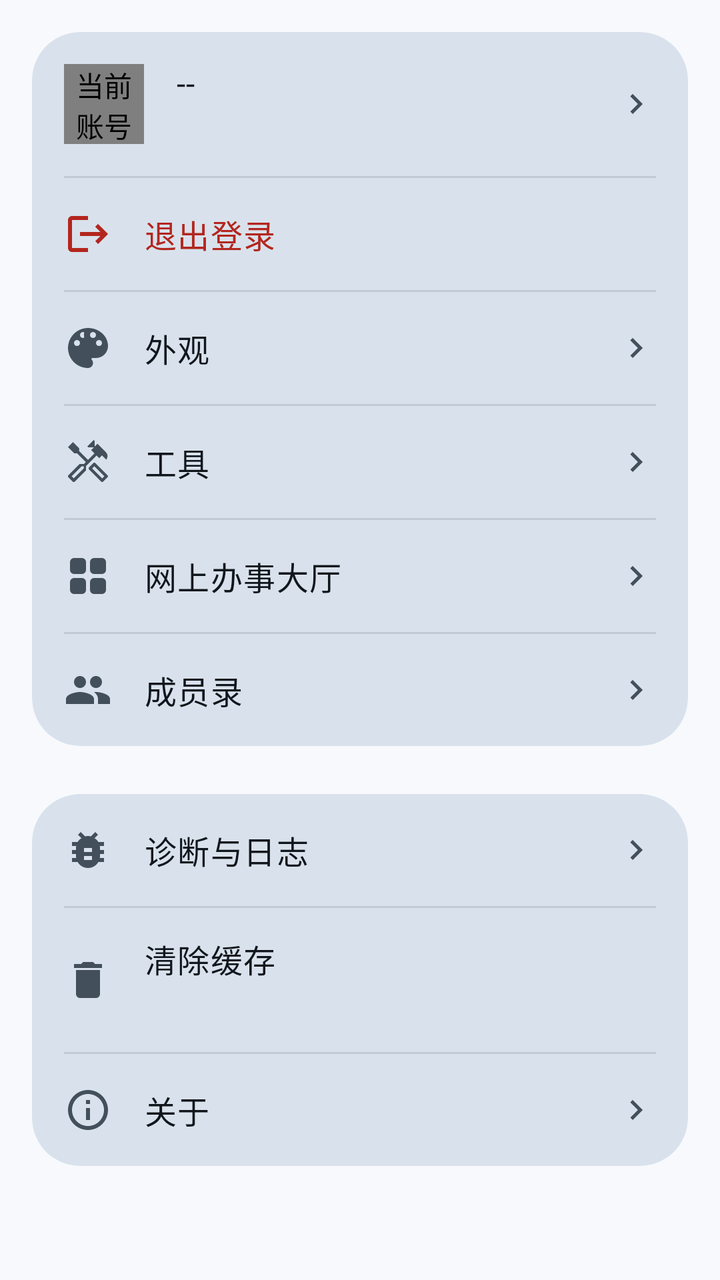
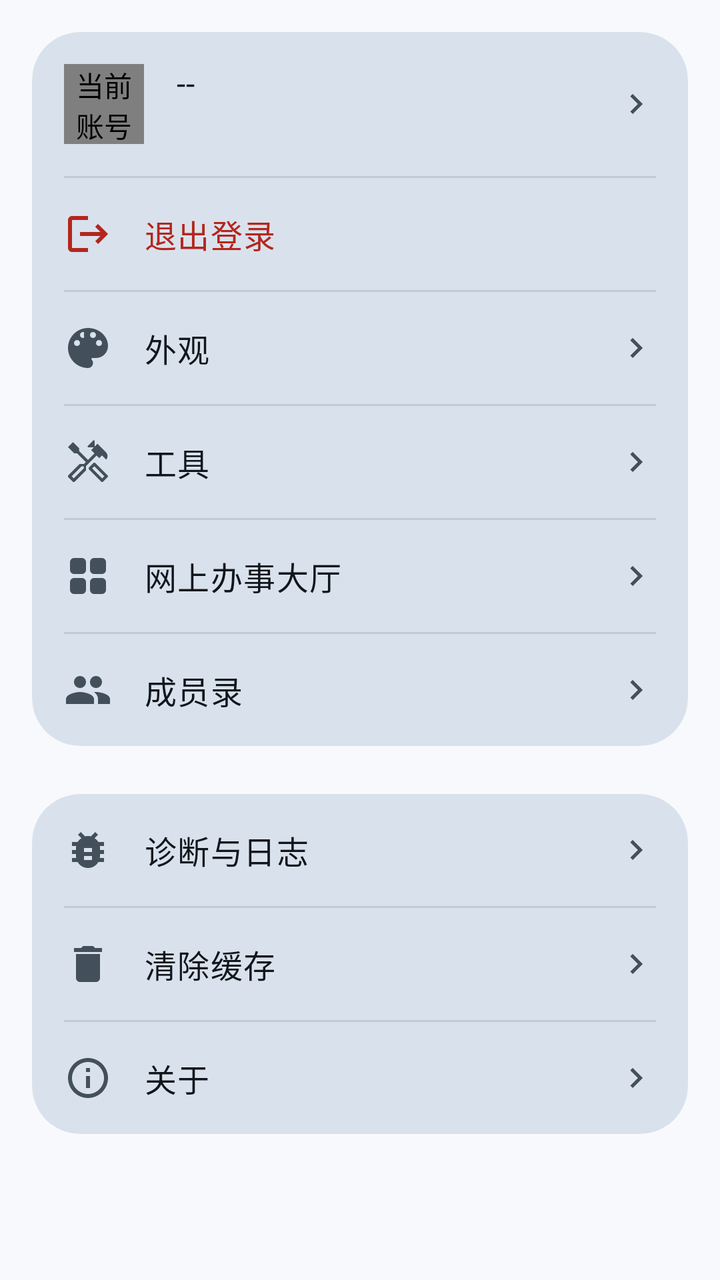

An Android layout rendered at two revisions. The XML below is the earlier revision; the diff shows what the commit changed to produce the second picture.
<!-- AndroidManifest.xml: application theme Theme.LanhangLite -->
<!-- res/layout/fragment_settings.xml -->
<?xml version="1.0" encoding="utf-8"?>
<FrameLayout xmlns:android="http://schemas.android.com/apk/res/android"
    xmlns:app="http://schemas.android.com/apk/res-auto"
    android:layout_width="match_parent"
    android:layout_height="match_parent"
    android:background="?attr/colorSurface">

    <androidx.core.widget.NestedScrollView
        android:id="@+id/scrollDirectory"
        android:layout_width="match_parent"
        android:layout_height="match_parent"
        android:clipToPadding="false"
        android:fillViewport="true">

        <LinearLayout
            android:layout_width="match_parent"
            android:layout_height="wrap_content"
            android:orientation="vertical"
            android:paddingStart="@dimen/screen_padding_h"
            android:paddingTop="@dimen/screen_padding_h"
            android:paddingEnd="@dimen/screen_padding_h"
            android:paddingBottom="@dimen/content_padding_bottom">

            
            <com.google.android.material.card.MaterialCardView
                style="@style/Widget.Lanhang.Card.Large"
                android:layout_width="match_parent"
                android:layout_height="wrap_content">

                <LinearLayout
                    android:layout_width="match_parent"
                    android:layout_height="wrap_content"
                    android:orientation="vertical">

                    
                    <LinearLayout
                        android:id="@+id/rowAccount"
                        android:layout_width="match_parent"
                        android:layout_height="wrap_content"
                        android:background="?attr/selectableItemBackground"
                        android:clickable="true"
                        android:focusable="true"
                        android:gravity="center_vertical"
                        android:minHeight="@dimen/list_item_height_two_line"
                        android:orientation="horizontal"
                        android:paddingStart="@dimen/card_padding"
                        android:paddingTop="@dimen/space_sm"
                        android:paddingEnd="@dimen/card_padding"
                        android:paddingBottom="@dimen/space_sm">

                        
                        <com.lanhang.lite.ui.AvatarView
                            android:id="@+id/ivAccountAvatar"
                            android:layout_width="@dimen/avatar_settings"
                            android:layout_height="@dimen/avatar_settings"
                            android:contentDescription="@string/settings_account" />

                        <LinearLayout
                            android:layout_width="0dp"
                            android:layout_height="wrap_content"
                            android:layout_marginStart="@dimen/list_icon_gap"
                            android:layout_weight="1"
                            android:orientation="vertical">

                            <TextView
                                android:id="@+id/tvAccountName"
                                android:layout_width="match_parent"
                                android:layout_height="wrap_content"
                                android:ellipsize="end"
                                android:maxLines="1"
                                android:text="--"
                                android:textAppearance="@style/TextAppearance.Lanhang.BodyLarge"
                                android:textColor="?attr/colorOnSurface" />

                            <TextView
                                android:id="@+id/tvAccountMeta"
                                android:layout_width="match_parent"
                                android:layout_height="wrap_content"
                                android:layout_marginTop="@dimen/space_xxs"
                                android:ellipsize="end"
                                android:maxLines="1"
                                android:textAppearance="@style/TextAppearance.Lanhang.BodyMedium"
                                android:textColor="?attr/colorOnSurfaceVariant" />
                        </LinearLayout>

                        <ImageView
                            android:layout_width="@dimen/icon_md"
                            android:layout_height="@dimen/icon_md"
                            android:contentDescription="@null"
                            android:src="@drawable/ic_chevron_right"
                            app:tint="?attr/colorOnSurfaceVariant" />
                    </LinearLayout>

                    <View
                        android:layout_width="match_parent"
                        android:layout_height="@dimen/divider_thickness"
                        android:layout_marginStart="@dimen/card_padding"
                        android:layout_marginEnd="@dimen/card_padding"
                        android:background="?attr/colorOutlineVariant" />

                    
                    <LinearLayout
                        android:id="@+id/rowLogout"
                        android:layout_width="match_parent"
                        android:layout_height="wrap_content"
                        android:background="?attr/selectableItemBackground"
                        android:clickable="true"
                        android:focusable="true"
                        android:gravity="center_vertical"
                        android:minHeight="@dimen/list_item_height_single"
                        android:orientation="horizontal"
                        android:paddingStart="@dimen/card_padding"
                        android:paddingTop="@dimen/space_sm"
                        android:paddingEnd="@dimen/card_padding"
                        android:paddingBottom="@dimen/space_sm">

                        <ImageView
                            android:layout_width="@dimen/icon_lg"
                            android:layout_height="@dimen/icon_lg"
                            android:contentDescription="@null"
                            android:src="@drawable/ic_logout"
                            app:tint="?attr/colorError" />

                        <TextView
                            android:layout_width="0dp"
                            android:layout_height="wrap_content"
                            android:layout_marginStart="@dimen/list_icon_gap"
                            android:layout_weight="1"
                            android:text="@string/action_logout"
                            android:textAppearance="@style/TextAppearance.Lanhang.BodyLarge"
                            android:textColor="?attr/colorError" />
                    </LinearLayout>

                    <View
                        android:layout_width="match_parent"
                        android:layout_height="@dimen/divider_thickness"
                        android:layout_marginStart="@dimen/card_padding"
                        android:layout_marginEnd="@dimen/card_padding"
                        android:background="?attr/colorOutlineVariant" />

                    
                    <LinearLayout
                        android:id="@+id/rowAppearance"
                        android:layout_width="match_parent"
                        android:layout_height="wrap_content"
                        android:background="?attr/selectableItemBackground"
                        android:clickable="true"
                        android:focusable="true"
                        android:gravity="center_vertical"
                        android:minHeight="@dimen/list_item_height_single"
                        android:orientation="horizontal"
                        android:paddingStart="@dimen/card_padding"
                        android:paddingTop="@dimen/space_sm"
                        android:paddingEnd="@dimen/card_padding"
                        android:paddingBottom="@dimen/space_sm">

                        <ImageView
                            android:layout_width="@dimen/icon_lg"
                            android:layout_height="@dimen/icon_lg"
                            android:contentDescription="@null"
                            android:src="@drawable/ic_palette"
                            app:tint="?attr/colorOnSurfaceVariant" />

                        <TextView
                            android:layout_width="0dp"
                            android:layout_height="wrap_content"
                            android:layout_marginStart="@dimen/list_icon_gap"
                            android:layout_weight="1"
                            android:text="@string/settings_appearance"
                            android:textAppearance="@style/TextAppearance.Lanhang.BodyLarge"
                            android:textColor="?attr/colorOnSurface" />

                        <ImageView
                            android:layout_width="@dimen/icon_md"
                            android:layout_height="@dimen/icon_md"
                            android:contentDescription="@null"
                            android:src="@drawable/ic_chevron_right"
                            app:tint="?attr/colorOnSurfaceVariant" />
                    </LinearLayout>

                    <View
                        android:layout_width="match_parent"
                        android:layout_height="@dimen/divider_thickness"
                        android:layout_marginStart="@dimen/card_padding"
                        android:layout_marginEnd="@dimen/card_padding"
                        android:background="?attr/colorOutlineVariant" />

                    
                    <LinearLayout
                        android:id="@+id/rowTools"
                        android:layout_width="match_parent"
                        android:layout_height="wrap_content"
                        android:background="?attr/selectableItemBackground"
                        android:clickable="true"
                        android:focusable="true"
                        android:gravity="center_vertical"
                        android:minHeight="@dimen/list_item_height_single"
                        android:orientation="horizontal"
                        android:paddingStart="@dimen/card_padding"
                        android:paddingTop="@dimen/space_sm"
                        android:paddingEnd="@dimen/card_padding"
                        android:paddingBottom="@dimen/space_sm">

                        
                        <ImageView
                            android:layout_width="@dimen/icon_lg"
                            android:layout_height="@dimen/icon_lg"
                            android:contentDescription="@null"
                            android:src="@drawable/ic_handyman"
                            app:tint="?attr/colorOnSurfaceVariant" />

                        <TextView
                            android:layout_width="0dp"
                            android:layout_height="wrap_content"
                            android:layout_marginStart="@dimen/list_icon_gap"
                            android:layout_weight="1"
                            android:text="@string/settings_tools"
                            android:textAppearance="@style/TextAppearance.Lanhang.BodyLarge"
                            android:textColor="?attr/colorOnSurface" />

                        <ImageView
                            android:layout_width="@dimen/icon_md"
                            android:layout_height="@dimen/icon_md"
                            android:contentDescription="@null"
                            android:src="@drawable/ic_chevron_right"
                            app:tint="?attr/colorOnSurfaceVariant" />
                    </LinearLayout>

                    <View
                        android:layout_width="match_parent"
                        android:layout_height="@dimen/divider_thickness"
                        android:layout_marginStart="@dimen/card_padding"
                        android:layout_marginEnd="@dimen/card_padding"
                        android:background="?attr/colorOutlineVariant" />

                    
                    <LinearLayout
                        android:id="@+id/rowOaHall"
                        android:layout_width="match_parent"
                        android:layout_height="wrap_content"
                        android:background="?attr/selectableItemBackground"
                        android:clickable="true"
                        android:focusable="true"
                        android:gravity="center_vertical"
                        android:minHeight="@dimen/list_item_height_single"
                        android:orientation="horizontal"
                        android:paddingStart="@dimen/card_padding"
                        android:paddingTop="@dimen/space_sm"
                        android:paddingEnd="@dimen/card_padding"
                        android:paddingBottom="@dimen/space_sm">

                        <ImageView
                            android:layout_width="@dimen/icon_lg"
                            android:layout_height="@dimen/icon_lg"
                            android:contentDescription="@null"
                            android:src="@drawable/ic_view_grid"
                            app:tint="?attr/colorOnSurfaceVariant" />

                        <TextView
                            android:layout_width="0dp"
                            android:layout_height="wrap_content"
                            android:layout_marginStart="@dimen/list_icon_gap"
                            android:layout_weight="1"
                            android:text="@string/settings_oa_hall"
                            android:textAppearance="@style/TextAppearance.Lanhang.BodyLarge"
                            android:textColor="?attr/colorOnSurface" />

                        <ImageView
                            android:layout_width="@dimen/icon_md"
                            android:layout_height="@dimen/icon_md"
                            android:contentDescription="@null"
                            android:src="@drawable/ic_chevron_right"
                            app:tint="?attr/colorOnSurfaceVariant" />
                    </LinearLayout>

                    <View
                        android:layout_width="match_parent"
                        android:layout_height="@dimen/divider_thickness"
                        android:layout_marginStart="@dimen/card_padding"
                        android:layout_marginEnd="@dimen/card_padding"
                        android:background="?attr/colorOutlineVariant" />

                    
                    <LinearLayout
                        android:id="@+id/rowDirectory"
                        android:layout_width="match_parent"
                        android:layout_height="wrap_content"
                        android:background="?attr/selectableItemBackground"
                        android:clickable="true"
                        android:focusable="true"
                        android:gravity="center_vertical"
                        android:minHeight="@dimen/list_item_height_single"
                        android:orientation="horizontal"
                        android:paddingStart="@dimen/card_padding"
                        android:paddingTop="@dimen/space_sm"
                        android:paddingEnd="@dimen/card_padding"
                        android:paddingBottom="@dimen/space_sm">

                        <ImageView
                            android:layout_width="@dimen/icon_lg"
                            android:layout_height="@dimen/icon_lg"
                            android:contentDescription="@null"
                            android:src="@drawable/ic_group"
                            app:tint="?attr/colorOnSurfaceVariant" />

                        <TextView
                            android:layout_width="0dp"
                            android:layout_height="wrap_content"
                            android:layout_marginStart="@dimen/list_icon_gap"
                            android:layout_weight="1"
                            android:text="@string/settings_directory"
                            android:textAppearance="@style/TextAppearance.Lanhang.BodyLarge"
                            android:textColor="?attr/colorOnSurface" />

                        <ImageView
                            android:layout_width="@dimen/icon_md"
                            android:layout_height="@dimen/icon_md"
                            android:contentDescription="@null"
                            android:src="@drawable/ic_chevron_right"
                            app:tint="?attr/colorOnSurfaceVariant" />
                    </LinearLayout>

                </LinearLayout>
            </com.google.android.material.card.MaterialCardView>

            <Space
                android:layout_width="match_parent"
                android:layout_height="@dimen/space_xl" />

            
            <com.google.android.material.card.MaterialCardView
                style="@style/Widget.Lanhang.Card.Large"
                android:layout_width="match_parent"
                android:layout_height="wrap_content">

                <LinearLayout
                    android:layout_width="match_parent"
                    android:layout_height="wrap_content"
                    android:orientation="vertical">

                    
                    <LinearLayout
                        android:id="@+id/rowDiagnostics"
                        android:layout_width="match_parent"
                        android:layout_height="wrap_content"
                        android:background="?attr/selectableItemBackground"
                        android:clickable="true"
                        android:focusable="true"
                        android:gravity="center_vertical"
                        android:minHeight="@dimen/list_item_height_single"
                        android:orientation="horizontal"
                        android:paddingStart="@dimen/card_padding"
                        android:paddingTop="@dimen/space_sm"
                        android:paddingEnd="@dimen/card_padding"
                        android:paddingBottom="@dimen/space_sm">

                        <ImageView
                            android:layout_width="@dimen/icon_lg"
                            android:layout_height="@dimen/icon_lg"
                            android:contentDescription="@null"
                            android:src="@drawable/ic_bug_report"
                            app:tint="?attr/colorOnSurfaceVariant" />

                        <TextView
                            android:layout_width="0dp"
                            android:layout_height="wrap_content"
                            android:layout_marginStart="@dimen/list_icon_gap"
                            android:layout_weight="1"
                            android:text="@string/settings_diagnostics"
                            android:textAppearance="@style/TextAppearance.Lanhang.BodyLarge"
                            android:textColor="?attr/colorOnSurface" />

                        <ImageView
                            android:layout_width="@dimen/icon_md"
                            android:layout_height="@dimen/icon_md"
                            android:contentDescription="@null"
                            android:src="@drawable/ic_chevron_right"
                            app:tint="?attr/colorOnSurfaceVariant" />
                    </LinearLayout>

                    <View
                        android:layout_width="match_parent"
                        android:layout_height="@dimen/divider_thickness"
                        android:layout_marginStart="@dimen/card_padding"
                        android:layout_marginEnd="@dimen/card_padding"
                        android:background="?attr/colorOutlineVariant" />

                    
                    <LinearLayout
                        android:id="@+id/rowClearCache"
                        android:layout_width="match_parent"
                        android:layout_height="wrap_content"
                        android:background="?attr/selectableItemBackground"
                        android:clickable="true"
                        android:focusable="true"
                        android:gravity="center_vertical"
                        android:minHeight="@dimen/list_item_height_two_line"
                        android:orientation="horizontal"
                        android:paddingStart="@dimen/card_padding"
                        android:paddingTop="@dimen/space_sm"
                        android:paddingEnd="@dimen/card_padding"
                        android:paddingBottom="@dimen/space_sm">

                        <ImageView
                            android:layout_width="@dimen/icon_lg"
                            android:layout_height="@dimen/icon_lg"
                            android:contentDescription="@null"
                            android:src="@drawable/ic_clean"
                            app:tint="?attr/colorOnSurfaceVariant" />

                        <LinearLayout
                            android:layout_width="0dp"
                            android:layout_height="wrap_content"
                            android:layout_marginStart="@dimen/list_icon_gap"
                            android:layout_weight="1"
                            android:orientation="vertical">

                            <TextView
                                android:layout_width="wrap_content"
                                android:layout_height="wrap_content"
                                android:text="@string/settings_clear_cache"
                                android:textAppearance="@style/TextAppearance.Lanhang.BodyLarge"
                                android:textColor="?attr/colorOnSurface" />

                            <TextView
                                android:id="@+id/tvCacheSize"
                                android:layout_width="wrap_content"
                                android:layout_height="wrap_content"
                                android:layout_marginTop="@dimen/space_xxs"
                                android:textAppearance="@style/TextAppearance.Lanhang.BodyMedium"
                                android:textColor="?attr/colorOnSurfaceVariant" />
                        </LinearLayout>
                    </LinearLayout>

                    <View
                        android:layout_width="match_parent"
                        android:layout_height="@dimen/divider_thickness"
                        android:layout_marginStart="@dimen/card_padding"
                        android:layout_marginEnd="@dimen/card_padding"
                        android:background="?attr/colorOutlineVariant" />

                    
                    <LinearLayout
                        android:id="@+id/rowAbout"
                        android:layout_width="match_parent"
                        android:layout_height="wrap_content"
                        android:background="?attr/selectableItemBackground"
                        android:clickable="true"
                        android:focusable="true"
                        android:gravity="center_vertical"
                        android:minHeight="@dimen/list_item_height_single"
                        android:orientation="horizontal"
                        android:paddingStart="@dimen/card_padding"
                        android:paddingTop="@dimen/space_sm"
                        android:paddingEnd="@dimen/card_padding"
                        android:paddingBottom="@dimen/space_sm">

                        <ImageView
                            android:layout_width="@dimen/icon_lg"
                            android:layout_height="@dimen/icon_lg"
                            android:contentDescription="@null"
                            android:src="@drawable/ic_info"
                            app:tint="?attr/colorOnSurfaceVariant" />

                        <TextView
                            android:layout_width="0dp"
                            android:layout_height="wrap_content"
                            android:layout_marginStart="@dimen/list_icon_gap"
                            android:layout_weight="1"
                            android:text="@string/settings_about_app"
                            android:textAppearance="@style/TextAppearance.Lanhang.BodyLarge"
                            android:textColor="?attr/colorOnSurface" />

                        <ImageView
                            android:layout_width="@dimen/icon_md"
                            android:layout_height="@dimen/icon_md"
                            android:contentDescription="@null"
                            android:src="@drawable/ic_chevron_right"
                            app:tint="?attr/colorOnSurfaceVariant" />
                    </LinearLayout>
                </LinearLayout>
            </com.google.android.material.card.MaterialCardView>
        </LinearLayout>
    </androidx.core.widget.NestedScrollView>

    <androidx.core.widget.NestedScrollView
        android:id="@+id/scrollDetail"
        android:layout_width="match_parent"
        android:layout_height="match_parent"
        android:clipToPadding="false"
        android:visibility="gone">

        <LinearLayout
            android:id="@+id/detailContainer"
            android:layout_width="match_parent"
            android:layout_height="wrap_content"
            android:orientation="vertical" />
    </androidx.core.widget.NestedScrollView>
</FrameLayout>
<!-- resources referenced by this layout -->
<resources>
  <dimen name="avatar_settings">40dp</dimen>
  <dimen name="card_padding">16dp</dimen>
  <dimen name="content_padding_bottom">112dp</dimen>
  <dimen name="divider_thickness">1dp</dimen>
  <dimen name="icon_lg">24dp</dimen>
  <dimen name="icon_md">20dp</dimen>
  <dimen name="list_icon_gap">16dp</dimen>
  <dimen name="list_item_height_single">56dp</dimen>
  <dimen name="list_item_height_two_line">72dp</dimen>
  <dimen name="screen_padding_h">16dp</dimen>
  <dimen name="space_sm">8dp</dimen>
  <dimen name="space_xl">24dp</dimen>
  <dimen name="space_xxs">2dp</dimen>
  <!-- drawable ic_chevron_right (drawable) -->
  <?xml version="1.0" encoding="utf-8"?>
  <vector xmlns:android="http://schemas.android.com/apk/res/android"
      android:width="24dp"
      android:height="24dp"
      android:viewportWidth="24"
      android:viewportHeight="24"
      android:tint="?attr/colorControlNormal">
      <path
          android:fillColor="@android:color/white"
          android:pathData="M10,6L8.59,7.41 13.17,12l-4.58,4.59L10,18l6,-6z" />
  </vector>
  <!-- drawable ic_clean (drawable) -->
  <?xml version="1.0" encoding="utf-8"?>
  <vector xmlns:android="http://schemas.android.com/apk/res/android"
      android:width="24dp"
      android:height="24dp"
      android:viewportWidth="24"
      android:viewportHeight="24">
      <path
          android:fillColor="#FF000000"
          android:pathData="M6,19c0,1.1 0.9,2 2,2h8c1.1,0 2,-0.9 2,-2V7H6v12zM19,4h-3.5l-1,-1h-5l-1,1H5v2h14V4z" />
  </vector>
  <!-- drawable ic_logout (drawable) -->
  <?xml version="1.0" encoding="utf-8"?>
  <vector xmlns:android="http://schemas.android.com/apk/res/android"
      android:width="24dp"
      android:height="24dp"
      android:viewportWidth="24"
      android:viewportHeight="24">
      <path
          android:fillColor="#FF000000"
          android:pathData="M17,7l-1.41,1.41L18.17,11H8v2h10.17l-2.58,2.58L17,17l5,-5 -5,-5zM4,5h8V3H4c-1.1,0 -2,0.9 -2,2v14c0,1.1 0.9,2 2,2h8v-2H4V5z" />
  </vector>
  <string name="action_logout">退出登录</string>
  <string name="settings_about_app">关于</string>
  <string name="settings_account">当前账号</string>
  <string name="settings_appearance">外观</string>
  <string name="settings_clear_cache">清除缓存</string>
  <string name="settings_diagnostics">诊断与日志</string>
  <string name="settings_directory">成员录</string>
  <string name="settings_oa_hall">网上办事大厅</string>
  <string name="settings_tools">工具</string>
  <style name="TextAppearance.Lanhang.BodyLarge" parent="TextAppearance.Material3.BodyLarge">
          <item name="android:textSize">@dimen/text_body_large</item>
      </style>
  <style name="TextAppearance.Lanhang.BodyMedium" parent="TextAppearance.Material3.BodyMedium">
          <item name="android:textSize">@dimen/text_body_medium</item>
      </style>
  <style name="Widget.Lanhang.Card.Large" parent="Widget.Material3.CardView.Filled">
          <item name="cardCornerRadius">@dimen/corner_card_large</item>
      </style>
  <style name="Theme.LanhangLite" parent="Base.Theme.LanhangLite" />
  <dimen name="text_body_large">16sp</dimen>
  <dimen name="text_body_medium">14sp</dimen>
  <dimen name="corner_card_large">24dp</dimen>
  <color name="primary">#084168</color>
  <color name="on_primary">#FFFFFFFF</color>
  <color name="primary_container">#D4E9F7</color>
  <color name="on_primary_container">#052F4A</color>
  <color name="secondary_container">#D4E9F7</color>
  <color name="on_secondary_container">#052F4A</color>
  <color name="surface">#F7F9FC</color>
  <color name="surface_container_lowest">#FFFFFF</color>
  <color name="surface_container_low">#F0F4F9</color>
  <color name="surface_container">#EAF0F6</color>
  <color name="surface_container_high">#E1E9F1</color>
  <color name="surface_container_highest">#D9E2EC</color>
  <color name="surface_variant">#DCE5EE</color>
  <color name="on_surface">#10161C</color>
  <color name="on_surface_variant">#43505C</color>
  <color name="outline">#6F7C89</color>
  <color name="outline_variant">#C0CAD5</color>
  <!-- unchanged entries left out for length: 7 -->
</resources>

<!-- the commit's change to res/layout/fragment_settings.xml (unified diff, before → after) -->
@@ -394,7 +394,7 @@
                         android:clickable="true"
                         android:focusable="true"
                         android:gravity="center_vertical"
-                        android:minHeight="@dimen/list_item_height_two_line"
+                        android:minHeight="@dimen/list_item_height_single"
                         android:orientation="horizontal"
                         android:paddingStart="@dimen/card_padding"
                         android:paddingTop="@dimen/space_sm"
@@ -408,28 +408,21 @@
                             android:src="@drawable/ic_clean"
                             app:tint="?attr/colorOnSurfaceVariant" />
 
-                        <LinearLayout
-                            android:layout_width="0dp"
-                            android:layout_height="wrap_content"
-                            android:layout_marginStart="@dimen/list_icon_gap"
-                            android:layout_weight="1"
-                            android:orientation="vertical">
-
-                            <TextView
-                                android:layout_width="wrap_content"
-                                android:layout_height="wrap_content"
-                                android:text="@string/settings_clear_cache"
-                                android:textAppearance="@style/TextAppearance.Lanhang.BodyLarge"
-                                android:textColor="?attr/colorOnSurface" />
-
-                            <TextView
-                                android:id="@+id/tvCacheSize"
-                                android:layout_width="wrap_content"
-                                android:layout_height="wrap_content"
-                                android:layout_marginTop="@dimen/space_xxs"
-                                android:textAppearance="@style/TextAppearance.Lanhang.BodyMedium"
-                                android:textColor="?attr/colorOnSurfaceVariant" />
-                        </LinearLayout>
+                        <TextView
+                            android:layout_width="0dp"
+                            android:layout_height="wrap_content"
+                            android:layout_marginStart="@dimen/list_icon_gap"
+                            android:layout_weight="1"
+                            android:text="@string/settings_clear_cache"
+                            android:textAppearance="@style/TextAppearance.Lanhang.BodyLarge"
+                            android:textColor="?attr/colorOnSurface" />
+
+                        <ImageView
+                            android:layout_width="@dimen/icon_md"
+                            android:layout_height="@dimen/icon_md"
+                            android:contentDescription="@null"
+                            android:src="@drawable/ic_chevron_right"
+                            app:tint="?attr/colorOnSurfaceVariant" />
                     </LinearLayout>
 
                     <View
